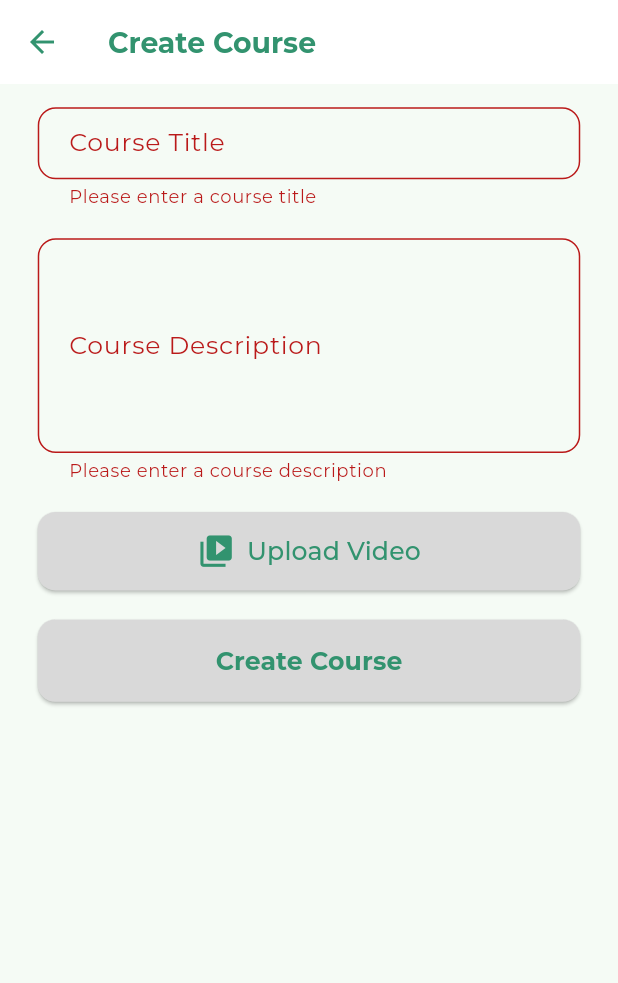
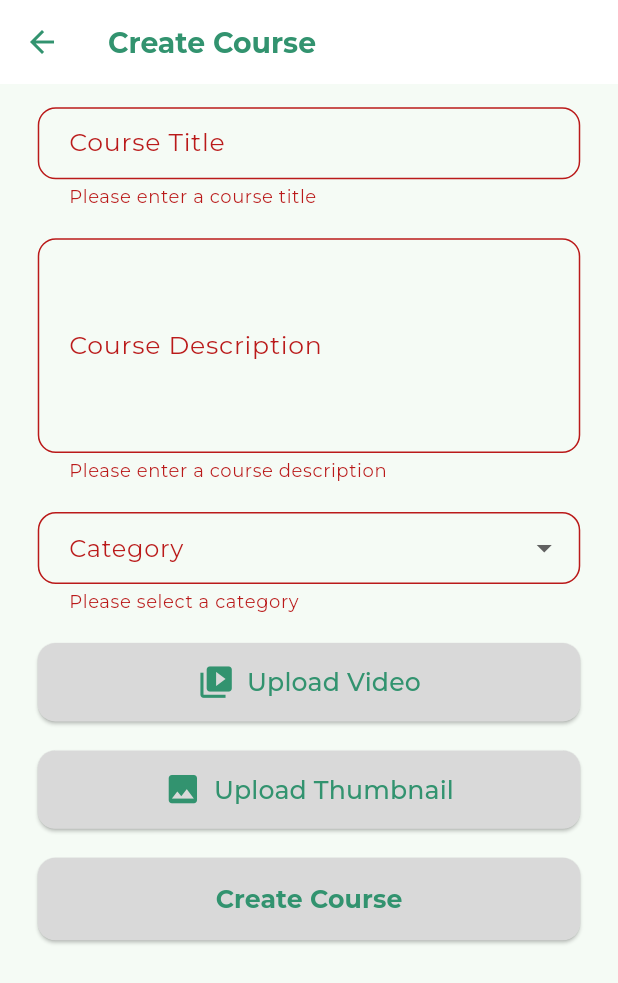
Before and after one commit to Usmandankama/padi_learn, a Flutter app: the CreateCourseScreen screen opened directly, after a tap on "Create Course", on a phone screen of 412 x 824 dp. Shown: the top 983 px of the screen. Run offline on Flutter 3.47's test engine with Material 3 defaults, Android fonts, the phone set to English and light mode, and no system bars; our stand-ins replace cloud_firestore, firebase_auth, firebase_core, firebase_storage, flutter_screenutil, image_picker; accounts and stored records are empty; project files that could hold a hidden picture were left out.

Commit message:
Update create_course_screen.dart

```diff
--- a/lib/screens/teacher/create_course_screen.dart
+++ b/lib/screens/teacher/create_course_screen.dart
@@ -18,8 +18,18 @@ class _CreateCourseScreenState extends State<CreateCourseScreen> {
   final _formKey = GlobalKey<FormState>();
   final TextEditingController _titleController = TextEditingController();
   final TextEditingController _descriptionController = TextEditingController();
+  String? _selectedCategory;
   File? _videoFile;
+  File? _thumbnailFile; // For custom thumbnail
   bool _isLoading = false;
+
+  final List<String> _categories = [
+    'Programming',
+    'Design',
+    'Marketing',
+    'Business',
+    'Data Science',
+  ];
 
   Future<void> _pickVideo() async {
     final pickedFile =
@@ -32,14 +42,25 @@ class _CreateCourseScreenState extends State<CreateCourseScreen> {
     }
   }
 
+  Future<void> _pickThumbnail() async {
+    final pickedFile =
+        await ImagePicker().pickImage(source: ImageSource.gallery);
+
+    if (pickedFile != null) {
+      setState(() {
+        _thumbnailFile = File(pickedFile.path);
+      });
+    }
+  }
+
   Future<void> _uploadCourse() async {
     if (!_formKey.currentState!.validate()) {
       return;
     }
 
-    if (_videoFile == null) {
+    if (_videoFile == null || _thumbnailFile == null) {
       ScaffoldMessenger.of(context).showSnackBar(
-        SnackBar(content: Text('Please select a video to upload')),
+        SnackBar(content: Text('Please select both a video and a thumbnail')),
       );
       return;
     }
@@ -50,20 +71,29 @@ class _CreateCourseScreenState extends State<CreateCourseScreen> {
 
     try {
       // Upload the video to Firebase Storage
-      final userId =
-          FirebaseAuth.instance.currentUser!.uid; // Get the current user's ID
-      final storageRef = FirebaseStorage.instance.ref().child(
+      final userId = FirebaseAuth.instance.currentUser!.uid; // Get the current user's ID
+
+      // Upload the video
+      final videoStorageRef = FirebaseStorage.instance.ref().child(
           'courses_videos/$userId/${DateTime.now().millisecondsSinceEpoch}.mp4');
-      final uploadTask = storageRef.putFile(_videoFile!);
+      final videoUploadTask = videoStorageRef.putFile(_videoFile!);
+      final videoSnapshot = await videoUploadTask;
+      final videoUrl = await videoSnapshot.ref.getDownloadURL();
 
-      final snapshot = await uploadTask;
-      final videoUrl = await snapshot.ref.getDownloadURL();
+      // Upload the thumbnail
+      final thumbnailStorageRef = FirebaseStorage.instance.ref().child(
+          'courses_thumbnails/$userId/${DateTime.now().millisecondsSinceEpoch}.jpg');
+      final thumbnailUploadTask = thumbnailStorageRef.putFile(_thumbnailFile!);
+      final thumbnailSnapshot = await thumbnailUploadTask;
+      final thumbnailUrl = await thumbnailSnapshot.ref.getDownloadURL();
 
       // Save the course information to Firestore
       await FirebaseFirestore.instance.collection('courses').add({
         'title': _titleController.text.trim(),
-        'description': _descriptionController.text.trim(),
+        'description': _descriptionController.text. trim(),
+        'category': _selectedCategory,
         'videoUrl': videoUrl,
+        'thumbnailUrl': thumbnailUrl, // Save the thumbnail URL
         'userId': userId, // Associate this course with the current user
         'createdAt': Timestamp.now(),
       });
@@ -77,6 +107,8 @@ class _CreateCourseScreenState extends State<CreateCourseScreen> {
       _formKey.currentState!.reset();
       setState(() {
         _videoFile = null;
+        _thumbnailFile = null;
+        _selectedCategory = null;
       });
     } catch (e) {
       ScaffoldMessenger.of(context).showSnackBar(
@@ -153,6 +185,37 @@ class _CreateCourseScreenState extends State<CreateCourseScreen> {
               ),
               SizedBox(height: 20.h),
 
+              // Course Category Dropdown
+              DropdownButtonFormField<String>(
+                value: _selectedCategory,
+                decoration: InputDecoration(
+                  labelText: 'Category',
+                  border: OutlineInputBorder(
+                    borderRadius: BorderRadius.circular(12.0),
+                  ),
+                  contentPadding:
+                      EdgeInsets.symmetric(vertical: 12.h, horizontal: 16.w),
+                ),
+                items: _categories.map((String category) {
+                  return DropdownMenuItem<String>(
+                    value: category,
+                    child: Text(category, style: TextStyle(fontSize: 16.sp)),
+                  );
+                }).toList(),
+                onChanged: (value) {
+                  setState(() {
+                    _selectedCategory = value;
+                  });
+                },
+                validator: (value) {
+                  if (value == null || value.isEmpty) {
+                    return 'Please select a category';
+                  }
+                  return null;
+                },
+              ),
+              SizedBox(height: 20.h),
+
               // Upload Video Button
               ElevatedButton.icon(
                 onPressed: _pickVideo,
@@ -193,6 +256,46 @@ class _CreateCourseScreenState extends State<CreateCourseScreen> {
 
               SizedBox(height: 20.h),
 
+              // Upload Thumbnail Button
+              ElevatedButton.icon(
+                onPressed: _pickThumbnail,
+                icon: Icon(Icons.image,
+                    size: 24.sp, color: AppColors.primaryColor),
+                label: Text(
+                  'Upload Thumbnail',
+                  style:
+                      TextStyle(fontSize: 16.sp, color: AppColors.primaryColor),
+                ),
+                style: ElevatedButton.styleFrom(
+                  padding: EdgeInsets.symmetric(vertical: 14.h),
+                  backgroundColor: AppColors.lightGrey,
+                  shape: RoundedRectangleBorder(
+                    borderRadius: BorderRadius.circular(12.r),
+                  ),
+                ),
+              ),
+
+              // Show selected thumbnail file if available
+              if (_thumbnailFile != null)
+                Padding(
+                  padding: EdgeInsets.symmetric(vertical: 10.h),
+                  child: Row(
+                    children: [
+                      Icon(Icons.check_circle, color: AppColors.primaryColor),
+                      SizedBox(width: 8.w),
+                      Expanded(
+                        child: Text(
+                          'Selected thumbnail: ${_thumbnailFile!.path.split('/').last}',
+                          style: TextStyle(
+                              fontSize: 14.sp, color: AppColors.primaryColor),
+                        ),
+                      ),
+                    ],
+                  ),
+                ),
+
+              SizedBox(height: 20.h),
+
               // Create Course Button with Loading Indicator
               ElevatedButton(
                 onPressed: _isLoading ? null : _uploadCourse,
```
